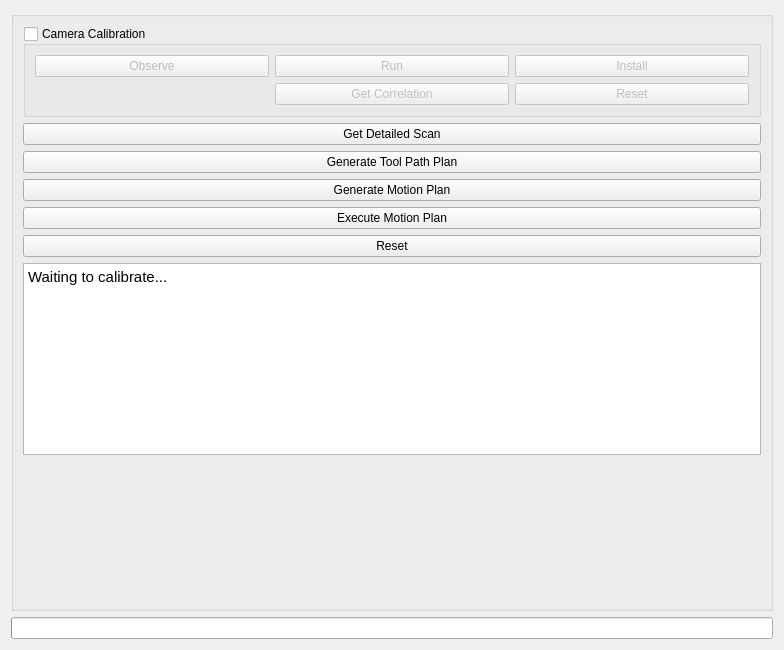
ros-industrial-consortium/scan_n_plan_workshop, file snp_application/src/snp_widget.ui: the form before one commit.
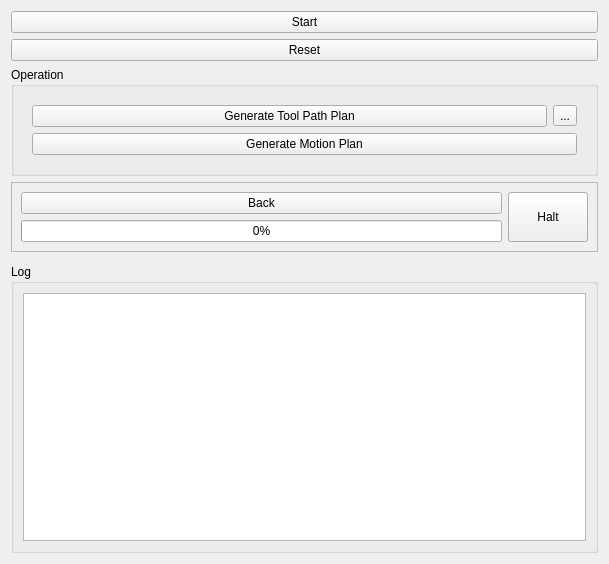
The form after the commit. The open tabs and pages were chosen to show the change.

The edit to the form file:
```diff
--- a/snp_application/src/snp_widget.ui
+++ b/snp_application/src/snp_widget.ui
@@ -6,103 +6,65 @@
    <rect>
     <x>0</x>
     <y>0</y>
-    <width>784</width>
-    <height>650</height>
+    <width>609</width>
+    <height>564</height>
    </rect>
   </property>
   <property name="windowTitle">
    <string>Form</string>
   </property>
-  <layout class="QVBoxLayout" name="verticalLayout">
+  <layout class="QVBoxLayout" name="verticalLayout_9">
    <item>
-    <widget class="QGroupBox" name="button_box">
+    <widget class="QPushButton" name="push_button_start">
+     <property name="text">
+      <string>Start</string>
+     </property>
+    </widget>
+   </item>
+   <item>
+    <widget class="QPushButton" name="push_button_reset">
+     <property name="text">
+      <string>Reset</string>
+     </property>
+    </widget>
+   </item>
+   <item>
+    <widget class="QGroupBox" name="group_box_operation">
      <property name="sizePolicy">
-      <sizepolicy hsizetype="Expanding" vsizetype="Expanding">
+      <sizepolicy hsizetype="Preferred" vsizetype="Fixed">
        <horstretch>0</horstretch>
        <verstretch>0</verstretch>
       </sizepolicy>
      </property>
      <property name="title">
-      <string/>
+      <string>Operation</string>
      </property>
+     <layout class="QVBoxLayout" name="verticalLayout_7">
+      <item>
+       <widget class="QStackedWidget" name="stacked_widget">
+        <property name="currentIndex">
+         <number>0</number>
+        </property>
+        <widget class="QWidget" name="page_generate_scan_motion_plan">
      <layout class="QVBoxLayout" name="verticalLayout_2">
       <item>
-       <widget class="QGroupBox" name="calibration_group_box">
+           <widget class="QPushButton" name="push_button_scan">
         <property name="enabled">
          <bool>true</bool>
         </property>
-        <property name="title">
-         <string>Camera Calibration</string>
-        </property>
-        <property name="checkable">
-         <bool>true</bool>
-        </property>
-        <property name="checked">
-         <bool>false</bool>
-        </property>
-        <layout class="QGridLayout" name="gridLayout_2">
-         <item row="0" column="1">
-          <widget class="QPushButton" name="run_calibration_button">
-           <property name="enabled">
-            <bool>false</bool>
-           </property>
            <property name="text">
-            <string>Run</string>
-           </property>
-          </widget>
-         </item>
-         <item row="0" column="2">
-          <widget class="QPushButton" name="install_calibration_button">
-           <property name="enabled">
-            <bool>false</bool>
-           </property>
-           <property name="text">
-            <string>Install</string>
-           </property>
-          </widget>
-         </item>
-         <item row="0" column="0">
-          <widget class="QPushButton" name="observe_button">
-           <property name="text">
-            <string>Observe</string>
-           </property>
-          </widget>
-         </item>
-         <item row="2" column="1">
-          <widget class="QPushButton" name="get_correlation_button">
-           <property name="enabled">
-            <bool>false</bool>
-           </property>
-           <property name="text">
-            <string>Get Correlation</string>
-           </property>
-          </widget>
-         </item>
-         <item row="2" column="2">
-          <widget class="QPushButton" name="reset_calibration_button">
-           <property name="enabled">
-            <bool>false</bool>
-           </property>
-           <property name="text">
-            <string>Reset</string>
+             <string>Generate Scan Motion Plan</string>
            </property>
           </widget>
          </item>
         </layout>
        </widget>
-      </item>
+        <widget class="QWidget" name="page_generate_tool_paths">
+         <layout class="QVBoxLayout" name="verticalLayout_3">
       <item>
-       <widget class="QPushButton" name="scan_button">
-        <property name="enabled">
-         <bool>true</bool>
-        </property>
-        <property name="text">
-         <string>Get Detailed Scan</string>
-        </property>
-       </widget>
-      </item>
+           <layout class="QHBoxLayout" name="horizontalLayout_2">
       <item>
-       <widget class="QPushButton" name="tpp_button">
+             <widget class="QPushButton" name="push_button_tpp">
         <property name="enabled">
          <bool>true</bool>
         </property>
@@ -112,7 +74,16 @@
        </widget>
       </item>
       <item>
-       <widget class="QPushButton" name="motion_plan_button">
+             <widget class="QToolButton" name="tool_button_tpp">
+              <property name="text">
+               <string>...</string>
+              </property>
+             </widget>
+            </item>
+           </layout>
+          </item>
+          <item>
+           <widget class="QPushButton" name="push_button_motion_plan">
         <property name="enabled">
          <bool>true</bool>
         </property>
@@ -121,8 +92,15 @@
         </property>
        </widget>
       </item>
+         </layout>
+        </widget>
+        <widget class="QWidget" name="page_generate_motion_plan">
+         <layout class="QVBoxLayout" name="verticalLayout_5"/>
+        </widget>
+        <widget class="QWidget" name="page_execute_motions">
+         <layout class="QVBoxLayout" name="verticalLayout_6">
       <item>
-       <widget class="QPushButton" name="motion_execution_button">
+           <widget class="QPushButton" name="push_button_motion_execution">
         <property name="enabled">
          <bool>true</bool>
         </property>
@@ -132,49 +110,101 @@
        </widget>
       </item>
       <item>
-       <widget class="QPushButton" name="reset_button">
+           <widget class="QLabel" name="label">
         <property name="text">
-         <string>Reset</string>
+             <string>Done!</string>
         </property>
        </widget>
       </item>
+         </layout>
+        </widget>
+       </widget>
+      </item>
+     </layout>
+    </widget>
+   </item>
+   <item>
+    <widget class="QFrame" name="frame">
+     <property name="frameShape">
+      <enum>QFrame::StyledPanel</enum>
+     </property>
+     <property name="frameShadow">
+      <enum>QFrame::Raised</enum>
+     </property>
+     <layout class="QHBoxLayout" name="horizontalLayout_3">
+      <item>
+       <layout class="QVBoxLayout" name="verticalLayout_4">
+        <item>
+         <widget class="QPushButton" name="push_button_back">
+          <property name="text">
+           <string>Back</string>
+          </property>
+         </widget>
+        </item>
+        <item>
+         <widget class="QProgressBar" name="progress_bar">
+          <property name="value">
+           <number>0</number>
+          </property>
+         </widget>
+        </item>
+       </layout>
+      </item>
+      <item>
+       <widget class="QPushButton" name="push_button_halt">
+        <property name="sizePolicy">
+         <sizepolicy hsizetype="Minimum" vsizetype="Minimum">
+          <horstretch>0</horstretch>
+          <verstretch>0</verstretch>
+         </sizepolicy>
+        </property>
+        <property name="text">
+         <string>Halt</string>
+        </property>
+       </widget>
+      </item>
+     </layout>
+    </widget>
+   </item>
+   <item>
+    <widget class="QFrame" name="frame_preview_widget">
+     <property name="sizePolicy">
+      <sizepolicy hsizetype="Preferred" vsizetype="Fixed">
+       <horstretch>0</horstretch>
+       <verstretch>0</verstretch>
+      </sizepolicy>
+     </property>
+     <property name="frameShape">
+      <enum>QFrame::StyledPanel</enum>
+     </property>
+     <property name="frameShadow">
+      <enum>QFrame::Raised</enum>
+     </property>
+    </widget>
+   </item>
+   <item>
+    <widget class="QGroupBox" name="group_box_log">
+     <property name="title">
+      <string>Log</string>
+     </property>
+     <layout class="QVBoxLayout" name="verticalLayout">
       <item>
        <widget class="QTextEdit" name="text_edit_log">
+        <property name="readOnly">
+         <bool>true</bool>
+        </property>
         <property name="html">
          <string>&lt;!DOCTYPE HTML PUBLIC &quot;-//W3C//DTD HTML 4.0//EN&quot; &quot;http://www.w3.org/TR/REC-html40/strict.dtd&quot;&gt;
-&lt;html&gt;&lt;head&gt;&lt;meta name=&quot;qrichtext&quot; content=&quot;1&quot; /&gt;&lt;style type=&quot;text/css&quot;&gt;
+&lt;html&gt;&lt;head&gt;&lt;meta name=&quot;qrichtext&quot; content=&quot;1&quot; /&gt;&lt;meta charset=&quot;utf-8&quot; /&gt;&lt;style type=&quot;text/css&quot;&gt;
 p, li { white-space: pre-wrap; }
-&lt;/style&gt;&lt;/head&gt;&lt;body style=&quot; font-family:'Ubuntu'; font-size:11pt; font-weight:400; font-style:normal;&quot;&gt;
-&lt;p style=&quot; margin-top:0px; margin-bottom:0px; margin-left:0px; margin-right:0px; -qt-block-indent:0; text-indent:0px;&quot;&gt;Waiting to calibrate...&lt;/p&gt;&lt;/body&gt;&lt;/html&gt;</string>
+&lt;/style&gt;&lt;/head&gt;&lt;body style=&quot; font-family:'Sans Serif'; font-size:9pt; font-weight:400; font-style:normal;&quot;&gt;
+&lt;p style=&quot;-qt-paragraph-type:empty; margin-top:0px; margin-bottom:0px; margin-left:0px; margin-right:0px; -qt-block-indent:0; text-indent:0px;&quot;&gt;&lt;br /&gt;&lt;/p&gt;&lt;/body&gt;&lt;/html&gt;</string>
         </property>
        </widget>
       </item>
-      <item>
-       <spacer name="verticalSpacer">
-        <property name="orientation">
-         <enum>Qt::Vertical</enum>
-        </property>
-        <property name="sizeHint" stdset="0">
-         <size>
-          <width>20</width>
-          <height>40</height>
-         </size>
-        </property>
-       </spacer>
-      </item>
      </layout>
     </widget>
    </item>
-   <item>
-    <widget class="QProgressBar" name="progress_bar">
-     <property name="value">
-      <number>0</number>
-     </property>
-     <property name="format">
-      <string/>
-     </property>
-    </widget>
-   </item>
   </layout>
  </widget>
  <resources/>
```
Left out of the diff: 4 changed lines with no effect on the pictures. Lines whose indentation alone changed are shown as unchanged.
